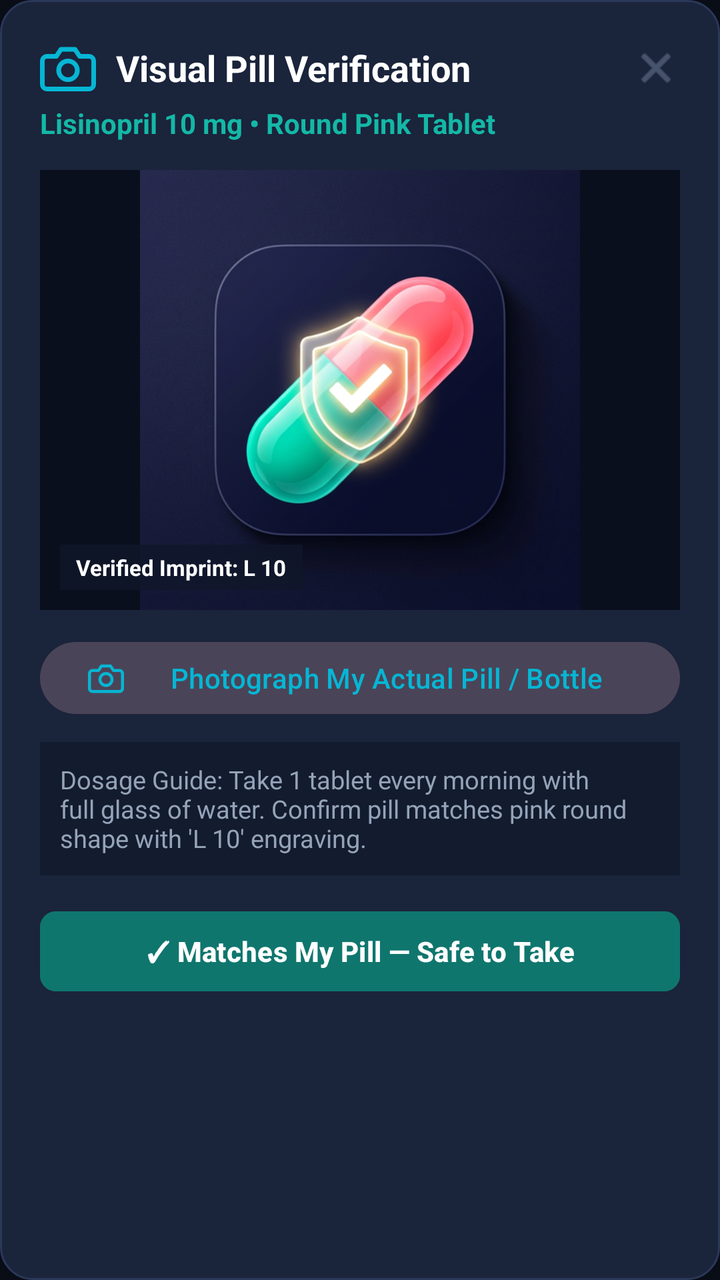
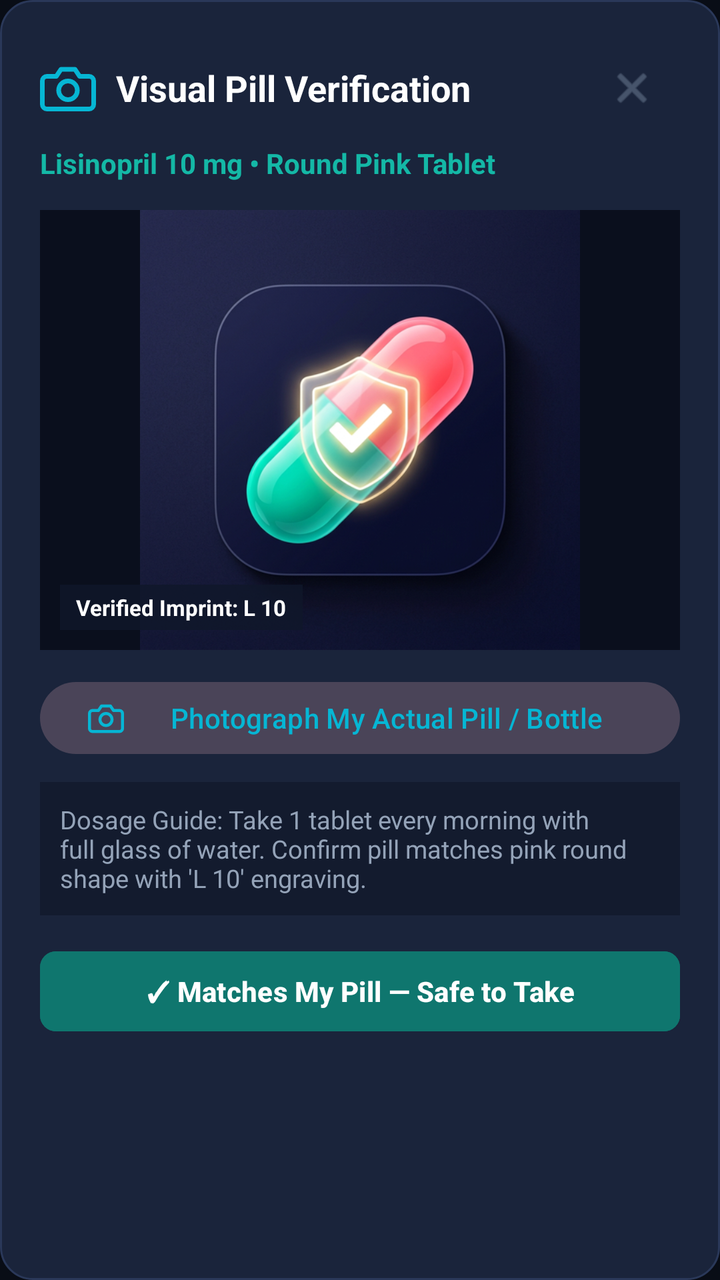

An Android layout rendered at two revisions. The XML below is the earlier revision; the diff shows what the commit changed to produce the second picture.
<!-- AndroidManifest.xml: application theme Theme.MedVault -->
<!-- res/layout/dialog_visual_pill_verify.xml -->
<?xml version="1.0" encoding="utf-8"?>
<LinearLayout xmlns:android="http://schemas.android.com/apk/res/android"
    xmlns:app="http://schemas.android.com/apk/res-auto"
    android:layout_width="match_parent"
    android:layout_height="wrap_content"
    android:background="@drawable/bg_card_dark"
    android:orientation="vertical"
    android:padding="20dp">

    <LinearLayout
        android:layout_width="match_parent"
        android:layout_height="wrap_content"
        android:gravity="center_vertical"
        android:orientation="horizontal">

        <ImageView
            android:layout_width="28dp"
            android:layout_height="28dp"
            android:src="@drawable/ic_camera"
            app:tint="@color/brand_accent" />

        <TextView
            android:id="@+id/tvVerifyPillTitle"
            android:layout_width="0dp"
            android:layout_height="wrap_content"
            android:layout_marginStart="10dp"
            android:layout_weight="1"
            android:text="Visual Pill Verification"
            android:textColor="@color/white"
            android:textSize="18sp"
            android:textStyle="bold" />

        <ImageView
            android:id="@+id/btnCloseVerify"
            android:layout_width="24dp"
            android:layout_height="24dp"
            android:src="@android:drawable/ic_menu_close_clear_cancel"
            app:tint="@color/text_muted" />
    </LinearLayout>

    <TextView
        android:id="@+id/tvVerifyMedDetails"
        android:layout_width="match_parent"
        android:layout_height="wrap_content"
        android:layout_marginTop="4dp"
        android:text="Lisinopril 10 mg • Round Pink Tablet"
        android:textColor="@color/brand_primary_light"
        android:textSize="14sp"
        android:textStyle="bold" />

    <FrameLayout
        android:layout_width="match_parent"
        android:layout_height="220dp"
        android:layout_marginTop="14dp"
        android:background="#0A0F1D">

        <ImageView
            android:id="@+id/imgVerifiedPillPhoto"
            android:layout_width="match_parent"
            android:layout_height="match_parent"
            android:scaleType="centerInside"
            android:src="@drawable/app_logo" />

        <androidx.camera.view.PreviewView
            android:id="@+id/cameraPreviewView"
            android:layout_width="match_parent"
            android:layout_height="match_parent"
            android:visibility="gone" />

        <TextView
            android:id="@+id/tvVerifyImprintOverlay"
            android:layout_width="wrap_content"
            android:layout_height="wrap_content"
            android:layout_gravity="bottom|start"
            android:layout_margin="10dp"
            android:background="#CC0F172A"
            android:paddingStart="8dp"
            android:paddingTop="4dp"
            android:paddingEnd="8dp"
            android:paddingBottom="4dp"
            android:text="Verified Imprint: L 10"
            android:textColor="@color/white"
            android:textSize="11sp"
            android:textStyle="bold" />
    </FrameLayout>

    <com.google.android.material.button.MaterialButton
        android:id="@+id/btnSnapPhoto"
        style="@style/Widget.Material3.Button.TonalButton"
        android:layout_width="match_parent"
        android:layout_height="44dp"
        android:layout_marginTop="12dp"
        android:text="Photograph My Actual Pill / Bottle"
        android:textColor="@color/brand_accent"
        app:icon="@drawable/ic_camera"
        app:iconTint="@color/brand_accent" />

    <TextView
        android:id="@+id/tvVerifyInstructions"
        android:layout_width="match_parent"
        android:layout_height="wrap_content"
        android:layout_marginTop="10dp"
        android:background="#131B2E"
        android:padding="10dp"
        android:text="Dosage Guide: Take 1 tablet every morning with full glass of water. Confirm pill matches pink round shape with 'L 10' engraving."
        android:textColor="@color/text_secondary"
        android:textSize="12.5sp" />

    <com.google.android.material.button.MaterialButton
        android:id="@+id/btnConfirmPillMatch"
        android:layout_width="match_parent"
        android:layout_height="48dp"
        android:layout_marginTop="14dp"
        android:backgroundTint="@color/brand_primary"
        android:text="✓ Matches My Pill — Safe to Take"
        android:textColor="@color/white"
        android:textStyle="bold"
        app:cornerRadius="8dp" />

</LinearLayout>
<!-- resources referenced by this layout -->
<resources>
  <color name="brand_accent">#06B6D4</color>
  <color name="brand_primary">#0F766E</color>
  <color name="brand_primary_light">#14B8A6</color>
  <color name="text_muted">#64748B</color>
  <color name="text_secondary">#94A3B8</color>
  <color name="white">#FFFFFF</color>
  <!-- drawable app_logo: png bitmap (drawable, 310389 bytes) -->
  <!-- drawable bg_card_dark (drawable) -->
  <?xml version="1.0" encoding="utf-8"?>
  <shape xmlns:android="http://schemas.android.com/apk/res/android"
      android:shape="rectangle">
      <corners android:radius="16dp" />
      <solid android:color="@color/bg_card" />
      <stroke
          android:width="1dp"
          android:color="@color/divider_line" />
  </shape>
  <!-- drawable ic_camera (drawable) -->
  <?xml version="1.0" encoding="utf-8"?>
  <vector xmlns:android="http://schemas.android.com/apk/res/android"
      android:width="24dp"
      android:height="24dp"
      android:viewportWidth="24"
      android:viewportHeight="24">
      <path
          android:fillColor="#00000000"
          android:strokeColor="#FFFFFF"
          android:strokeWidth="2"
          android:strokeLineCap="round"
          android:strokeLineJoin="round"
          android:pathData="M23,19 C23,20.1 22.1,21 21,21 L3,21 C1.9,21 1,20.1 1,19 L1,9 C1,7.9 1.9,7 3,7 L7,7 L9,4 L15,4 L17,7 L21,7 C22.1,7 23,7.9 23,9 L23,19 Z" />
      <path
          android:fillColor="#00000000"
          android:strokeColor="#FFFFFF"
          android:strokeWidth="2"
          android:strokeLineCap="round"
          android:strokeLineJoin="round"
          android:pathData="M12,17 C14.2091,17 16,15.2091 16,13 C16,10.7909 14.2091,9 12,9 C9.7909,9 8,10.7909 8,13 C8,15.2091 9.7909,17 12,17 Z" />
  </vector>
  <style name="Theme.MedVault" parent="Theme.Material3.Dark.NoActionBar">
          <item name="colorPrimary">@color/brand_primary</item>
          <item name="colorPrimaryVariant">@color/brand_primary_dark</item>
          <item name="colorSecondary">@color/brand_accent</item>
          <item name="android:statusBarColor">@color/bg_dark</item>
          <item name="android:navigationBarColor">@color/bg_dark</item>
          <item name="android:windowBackground">@color/bg_dark</item>
      </style>
  <color name="bg_card">#1A243B</color>
  <color name="divider_line">#2A3859</color>
  <color name="brand_primary_dark">#115E59</color>
  <color name="bg_dark">#090D16</color>
</resources>

<!-- the commit's change to res/layout/dialog_visual_pill_verify.xml (unified diff, before → after) -->
@@ -32,8 +32,10 @@
 
         <ImageView
             android:id="@+id/btnCloseVerify"
-            android:layout_width="24dp"
-            android:layout_height="24dp"
+            android:layout_width="48dp"
+            android:layout_height="48dp"
+            android:contentDescription="Close Pill Verification"
+            android:padding="12dp"
             android:src="@android:drawable/ic_menu_close_clear_cancel"
             app:tint="@color/text_muted" />
     </LinearLayout>
